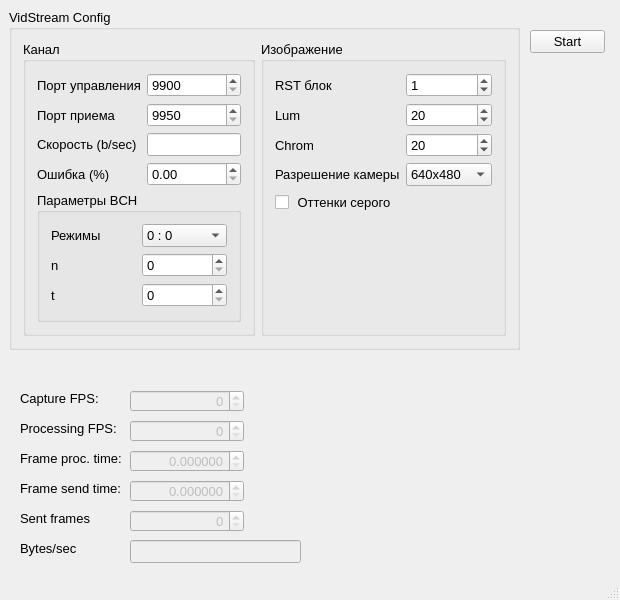
Old version of the form vidstream/src/qtgui/ui/mainwindow.ui in the repository snikulov/vidstream.
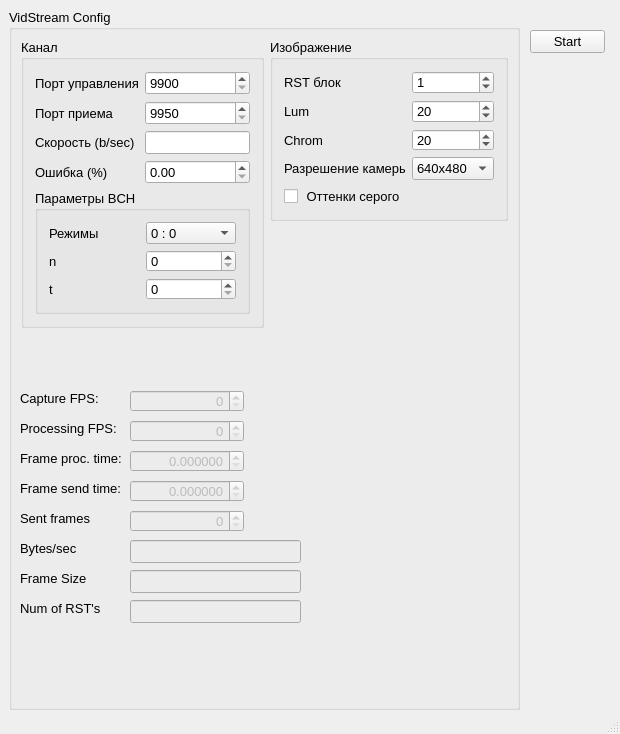
New version of the form.

Diff of the .ui file:
```diff
--- a/vidstream/src/qtgui/ui/mainwindow.ui
+++ b/vidstream/src/qtgui/ui/mainwindow.ui
@@ -7,7 +7,7 @@
     <x>0</x>
     <y>0</y>
     <width>620</width>
-    <height>600</height>
+    <height>734</height>
    </rect>
   </property>
   <property name="sizePolicy">
@@ -25,7 +25,7 @@
   <property name="maximumSize">
    <size>
     <width>620</width>
-    <height>600</height>
+    <height>800</height>
    </size>
   </property>
   <property name="font">
@@ -44,7 +44,7 @@
       <x>9</x>
       <y>9</y>
       <width>511</width>
-      <height>341</height>
+      <height>701</height>
      </rect>
     </property>
     <property name="sizePolicy">
@@ -56,9 +56,15 @@
     <property name="title">
      <string>VidStream Config</string>
     </property>
-    <layout class="QGridLayout" name="gridLayout_2">
-     <item row="0" column="0">
       <widget class="QGroupBox" name="groupBox_2">
+     <property name="geometry">
+      <rect>
+       <x>12</x>
+       <y>30</y>
+       <width>243</width>
+       <height>289</height>
+      </rect>
+     </property>
        <property name="title">
         <string>Канал</string>
        </property>
@@ -208,9 +214,15 @@
         </item>
        </layout>
       </widget>
-     </item>
-     <item row="0" column="1">
       <widget class="QGroupBox" name="groupBox_3">
+     <property name="geometry">
+      <rect>
+       <x>261</x>
+       <y>30</y>
+       <width>238</width>
+       <height>182</height>
+      </rect>
+     </property>
        <property name="title">
         <string>Изображение</string>
        </property>
@@ -318,8 +330,6 @@
         </item>
        </layout>
       </widget>
-     </item>
-    </layout>
    </widget>
    <widget class="QPushButton" name="pushButton_operate">
     <property name="geometry">
@@ -544,6 +554,76 @@
      </rect>
     </property>
    </widget>
+   <widget class="QLabel" name="label_18">
+    <property name="geometry">
+     <rect>
+      <x>20</x>
+      <y>570</y>
+      <width>101</width>
+      <height>16</height>
+     </rect>
+    </property>
+    <property name="text">
+     <string>Frame Size</string>
+    </property>
+   </widget>
+   <widget class="QLineEdit" name="lineEdit_frame_size">
+    <property name="enabled">
+     <bool>false</bool>
+    </property>
+    <property name="geometry">
+     <rect>
+      <x>130</x>
+      <y>570</y>
+      <width>171</width>
+      <height>23</height>
+     </rect>
+    </property>
+   </widget>
+   <widget class="QLabel" name="label_19">
+    <property name="geometry">
+     <rect>
+      <x>20</x>
+      <y>600</y>
+      <width>101</width>
+      <height>16</height>
+     </rect>
+    </property>
+    <property name="text">
+     <string>Num of RST's</string>
+    </property>
+   </widget>
+   <widget class="QLineEdit" name="lineEdit_num_rst">
+    <property name="enabled">
+     <bool>false</bool>
+    </property>
+    <property name="geometry">
+     <rect>
+      <x>130</x>
+      <y>600</y>
+      <width>171</width>
+      <height>23</height>
+     </rect>
+    </property>
+   </widget>
+   <zorder>pushButton_operate</zorder>
+   <zorder>label_7</zorder>
+   <zorder>label_8</zorder>
+   <zorder>label_14</zorder>
+   <zorder>label_15</zorder>
+   <zorder>spinBox_cap_fps</zorder>
+   <zorder>spinBox_proc_fps</zorder>
+   <zorder>doubleSpinBox_f_proc_time</zorder>
+   <zorder>doubleSpinBox_f_send_time</zorder>
+   <zorder>spinBox_sent_frames</zorder>
+   <zorder>label_16</zorder>
+   <zorder>label_17</zorder>
+   <zorder>lineEdit_sent_bytes</zorder>
+   <zorder>label_18</zorder>
+   <zorder>lineEdit_frame_size</zorder>
+   <zorder>label_19</zorder>
+   <zorder>lineEdit_num_rst</zorder>
+   <zorder>groupBox</zorder>
   </widget>
   <widget class="QStatusBar" name="statusBar"/>
  </widget>
```
Lines whose indentation alone changed are shown as unchanged.
